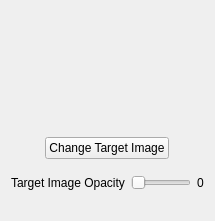
The window that geometrize/dialog/imagejobtargetimagewidget.ui (Tw1ddle/geometrize) describes before a commit, drawn with Qt 5.
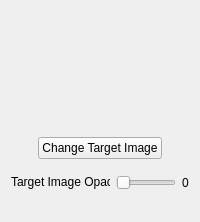
The same window after the commit.

What changed in the file:
```diff
--- a/geometrize/dialog/imagejobtargetimagewidget.ui
+++ b/geometrize/dialog/imagejobtargetimagewidget.ui
@@ -6,10 +6,16 @@
    <rect>
     <x>0</x>
     <y>0</y>
-    <width>164</width>
-    <height>221</height>
+    <width>200</width>
+    <height>222</height>
    </rect>
   </property>
+  <property name="minimumSize">
+   <size>
+    <width>200</width>
+    <height>200</height>
+   </size>
+  </property>
   <property name="windowTitle">
    <string>Form</string>
   </property>
@@ -18,6 +24,9 @@
     <layout class="QVBoxLayout" name="verticalLayout_2">
      <item>
       <layout class="QHBoxLayout" name="horizontalLayout">
+       <property name="sizeConstraint">
+        <enum>QLayout::SetDefaultConstraint</enum>
+       </property>
        <item>
         <widget class="QLabel" name="targetImageLabel">
          <property name="sizePolicy">
@@ -101,6 +110,12 @@
     <layout class="QHBoxLayout" name="horizontalLayout_2">
      <item>
       <widget class="QLabel" name="targetImageOpacityLabel">
+       <property name="sizePolicy">
+        <sizepolicy hsizetype="Preferred" vsizetype="Fixed">
+         <horstretch>0</horstretch>
+         <verstretch>0</verstretch>
+        </sizepolicy>
+       </property>
        <property name="text">
         <string>Target Image Opacity</string>
        </property>
@@ -136,9 +151,6 @@
      <property name="orientation">
       <enum>Qt::Vertical</enum>
      </property>
-     <property name="sizeType">
-      <enum>QSizePolicy::Expanding</enum>
-     </property>
      <property name="sizeHint" stdset="0">
       <size>
        <width>20</width>
```
